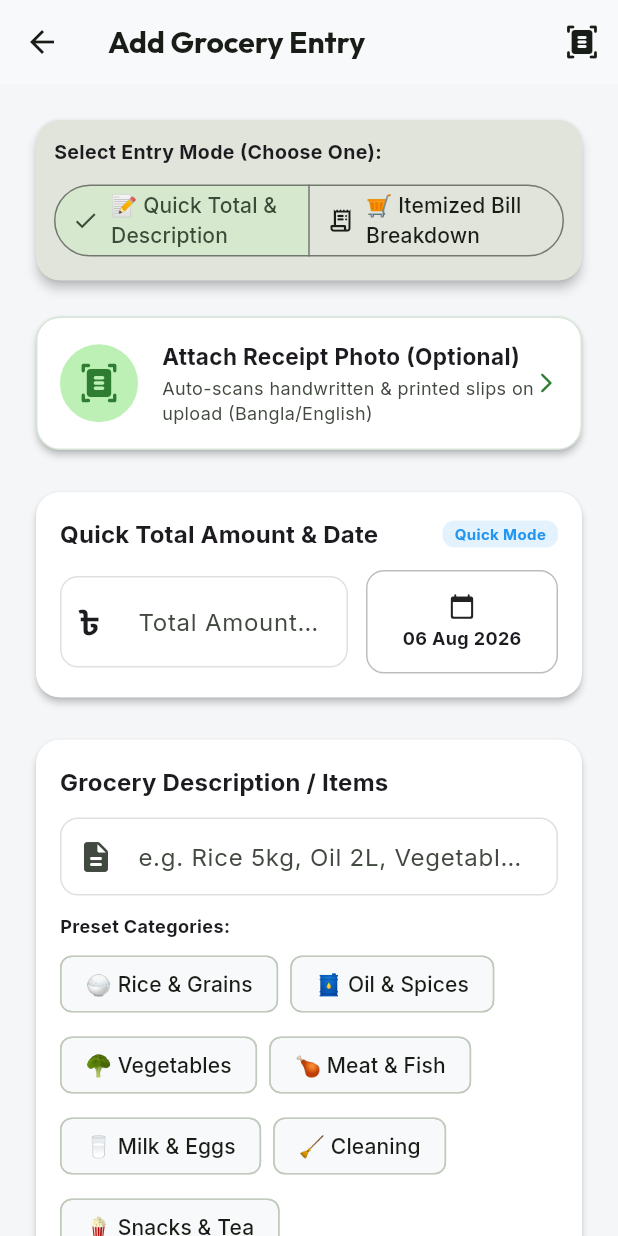
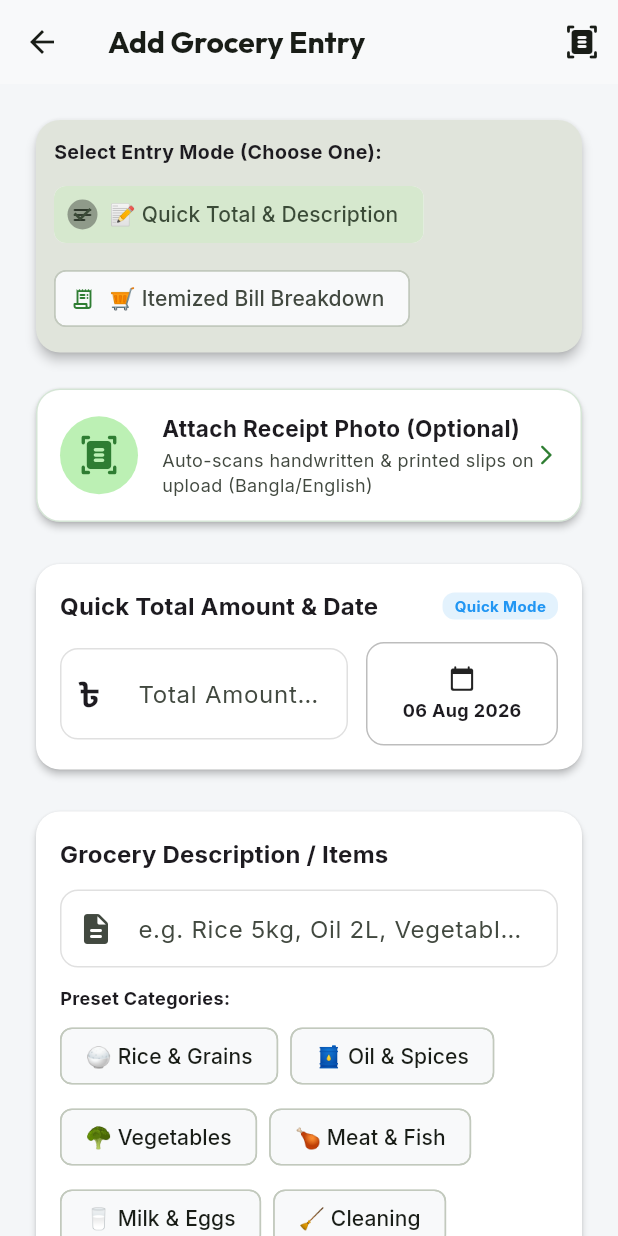
Before and after one commit to mddaf/mess_manager, a Flutter app: the AddGroceryScreen screen opened directly with empty values, on a phone screen of 412 x 824 dp. Run offline on Flutter 3.47's test engine with Material 3 defaults, Android fonts, the phone set to English and light mode, and no system bars; our stand-ins replace cached_network_image, cloud_firestore, equatable, firebase_auth, firebase_core, firebase_messaging and 9 more; missing offline and left inert: google_mlkit_text_recognition; accounts and stored records are empty.

Commit message:
fix: responsive mobile layout polish across DepositScreen, AddGroceryScreen ChoiceChips, and SettlementScreen stats

```diff
--- a/lib/ui/screens/grocery/add_grocery_screen.dart
+++ b/lib/ui/screens/grocery/add_grocery_screen.dart
@@ -591,28 +591,36 @@ class _AddGroceryScreenState extends State<AddGroceryScreen> {
                           style: TextStyle(fontWeight: FontWeight.bold, fontSize: 13),
                         ),
                         const SizedBox(height: 8),
-                        SegmentedButton<String>(
-                          segments: const [
-                            ButtonSegment<String>(
-                              value: 'quick',
-                              label: Text('📝 Quick Total & Description'),
-                              icon: Icon(Icons.notes_rounded, size: 18),
+                        Wrap(
+                          spacing: 8,
+                          runSpacing: 8,
+                          children: [
+                            ChoiceChip(
+                              avatar: const Icon(Icons.notes_rounded, size: 16),
+                              label: const Text('📝 Quick Total & Description'),
+                              selected: _entryMode == 'quick',
+                              onSelected: (selected) {
+                                if (selected) {
+                                  setState(() {
+                                    _entryMode = 'quick';
+                                  });
+                                }
+                              },
                             ),
-                            ButtonSegment<String>(
-                              value: 'itemized',
-                              label: Text('🛒 Itemized Bill Breakdown'),
-                              icon: Icon(Icons.receipt_long_rounded, size: 18),
+                            ChoiceChip(
+                              avatar: const Icon(Icons.receipt_long_rounded, size: 16),
+                              label: const Text('🛒 Itemized Bill Breakdown'),
+                              selected: _entryMode == 'itemized',
+                              onSelected: (selected) {
+                                if (selected) {
+                                  setState(() {
+                                    _entryMode = 'itemized';
+                                    if (_itemControllers.isEmpty) _addBreakdownItem();
+                                  });
+                                }
+                              },
                             ),
                           ],
-                          selected: {_entryMode},
-                          onSelectionChanged: (Set<String> newSelection) {
-                            setState(() {
-                              _entryMode = newSelection.first;
-                              if (_entryMode == 'itemized' && _itemControllers.isEmpty) {
-                                _addBreakdownItem();
-                              }
-                            });
-                          },
                         ),
                       ],
                     ),
--- a/lib/ui/screens/settlement/settlement_screen.dart
+++ b/lib/ui/screens/settlement/settlement_screen.dart
@@ -221,7 +221,9 @@ class SettlementScreen extends StatelessWidget {
                           ],
                         ),
                         const Divider(height: 16),
-                        Row(
+                        FittedBox(
+                          fit: BoxFit.scaleDown,
+                          child: Row(
                             mainAxisAlignment: MainAxisAlignment.spaceAround,
                             children: [
                               Column(
@@ -235,6 +237,7 @@ class SettlementScreen extends StatelessWidget {
                                   ),
                                 ],
                               ),
+                              const SizedBox(width: 16),
                               Column(
                                 children: [
                                   Text('Remaining Cash Balance',
@@ -253,6 +256,7 @@ class SettlementScreen extends StatelessWidget {
                                 ],
                               ),
                             ],
+                          ),
                         ),
                       ],
                     ),
```
Also changed, not shown: lib/ui/screens/deposits/deposit_screen.dart (+89 -36 lines). Lines whose indentation alone changed are shown as unchanged.
